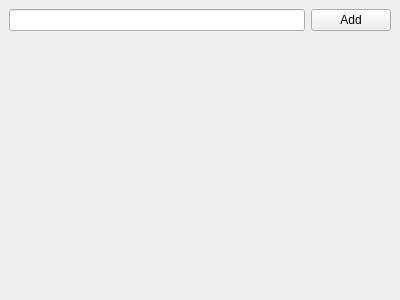
First picture: the form in client/add_chat.ui, repository khram2003/BPKproject, before the edit.
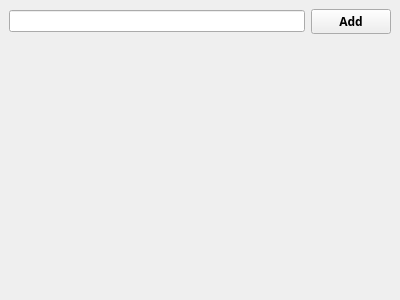
Second picture: the form after the edit.

```diff
--- a/client/add_chat.ui
+++ b/client/add_chat.ui
@@ -28,6 +28,12 @@
       </item>
       <item>
        <widget class="QPushButton" name="AddButton">
+        <property name="font">
+         <font>
+          <family>Microsoft JhengHei</family>
+          <bold>true</bold>
+         </font>
+        </property>
         <property name="text">
          <string>Add</string>
         </property>
```
